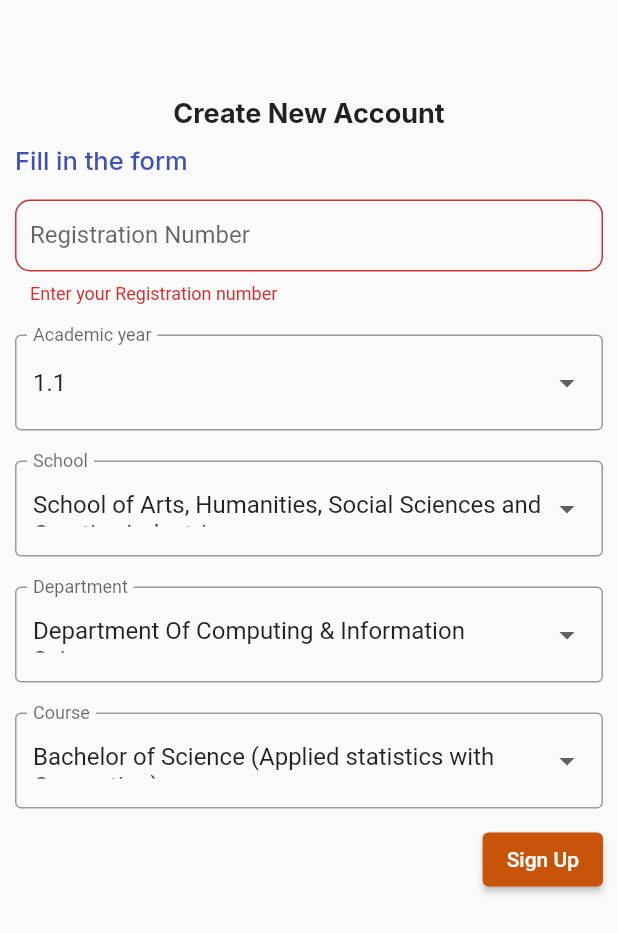
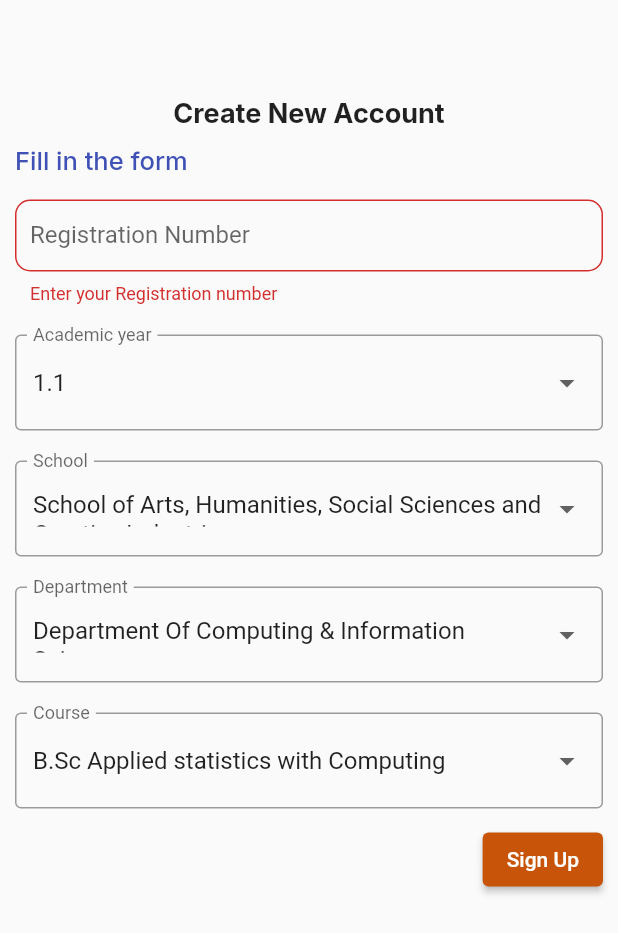
Before and after one commit to Bonfacegitonga/smart_attendee, a Flutter app: the StudentSignUP screen opened directly with empty values, after a tap on "Sign Up", on a phone screen of 412 x 824 dp. Shown: the top 933 px of the screen. Run offline on Flutter 3.47's test engine with Material 2 defaults, Android fonts, the phone set to English and light mode, and no system bars; our stand-ins replace barcode_widget, cloud_firestore, email_validator, firebase_auth, firebase_core, flutter_expandable_fab and 7 more; missing offline and left inert: better_open_file, flutter_barcode_scanner, multiselect; accounts and stored records are empty.

```diff
--- a/lib/auth/sign_up/student_signup.dart
+++ b/lib/auth/sign_up/student_signup.dart
@@ -336,8 +336,9 @@ class _StudentSignUPState extends State<StudentSignUP> {
       'phone': phoneNumber,
       'Id': id,
       'school': school,
-      'hitory': [],
+      'history': [],
       'department': department,
+      'course': course,
     });
   }
 }
--- a/lib/model/course.dart
+++ b/lib/model/course.dart
@@ -33,63 +33,115 @@ class SchoolList {
   ];
 
   static const coursesArt = [
-    'Bachelor of Arts in Criminology and Penology',
-    'Bachelor of Arts in Political Science and Public Administration',
-    'Bachelor of Arts in Community Development',
-    'Bachelor of Arts in Social Work',
-    'Bachelor of Arts in Religion',
-    'Bachelor of Arts in Communication and Public Relations',
-    'Bachelor of Arts in Communication and Journalism',
-    'Bachelor of Arts in Kiswahili and Media Studies',
-    'Bachelor of Arts in Literature, Theatre, and Film',
-    'Bachelor of Arts in History',
-    'Bachelor of Arts in Sociology',
-    'Bachelor of Arts in Philosophy',
-    'Bachelor of Arts in Language and Communication Studies'
+    'B.Sc Criminology and Penology',
+    'B.Sc Political Science and Public Administration',
+    'B.Sc Community Development',
+    'B.Sc Social Work',
+    'B.Sc Religion',
+    'B.Sc Communication and Public Relations',
+    'B.Sc Communication and Journalism',
+    'B.Sc Kiswahili and Media Studies',
+    'B.Sc Literature, Theatre, and Film',
+    'B.Sc History',
+    'B.Sc Sociology',
+    'B.Sc Philosophy',
+    'B.Sc Language and Communication Studies'
   ];
   static const coursesNaturalResources = [
-    'Bachelor of Tourism Management',
-    'Bachelor of Hotels & Hospitality Management',
-    'Bachelor of Science in Wildlife Resource Management',
-    'Bachelor of Science in Sustainable Forest Management',
-    'Bachelor of Science in Animal Health & Production',
-    'Bachelor of Arts in Geography and Geospatial Techniques',
-    'Bachelor of  Environmental Studies',
-    'Bachelor of Earth Sciences',
-    'Bachelor of Urban & Regional Planning',
-    'Bachelor of Environmental Planning, Management and Policy',
+    'B.Sc Tourism Management',
+    'B.Sc Hotels & Hospitality Management',
+    'B.Sc Wildlife Resource Management',
+    'B.Sc Sustainable Forest Management',
+    'B.Sc Animal Health & Production',
+    'B.Sc Geography and Geospatial Techniques',
+    'B.Sc Environmental Studies',
+    'B.Sc Earth Sciences',
+    'B.Sc Urban & Regional Planning',
+    'B.Sc Environmental Planning, Management and Policy',
   ];
   static const coursesBussiness = [
-    'Bachelor of Science in Agricultural Economics and Resource Management',
-    'Bachelor of Science in Economics',
-    'Bachelor of Science in Financial Economics',
-    'Bachelor of Agribusiness Management',
-    'Bachelor of Science in Econometrics and Statistics',
-    'Bachelor of Science in Entrepreneurship',
-    'Bachelor of Science in Human Resource Management',
-    'Bachelor of Commerce',
-    'Bachelor of Science in Project Planning and Management'
+    'B.Sc Agricultural Economics and Resource Management',
+    'B.Sc Economics',
+    'B.Sc Financial Economics',
+    'B.Sc Agribusiness Management',
+    'B.Sc Econometrics and Statistics',
+    'B.Sc Entrepreneurship',
+    'B.Sc Human Resource Management',
+    'B.Sc Commerce',
+    'B.Sc Project Planning and Management'
   ];
   static const coursesEducation = [
-    'Bachelor of Education (Arts)',
-    'Bachelor of Education (Science)',
-    'Bachelor of Education (Arts) with Special Needs Education',
-    'Bachelor of Education (Arts) with Guidance and Counseling',
-    'Bachelor of Education (Science) with Special Needs Education',
-    'Bachelor of Education (Science) with Guidance and Counseling',
-    'Bachelor of Education (Early Childhood Development Education'
+    'B.Sc Arts',
+    'B.Sc  Science',
+    'B.Sc Arts with Special Needs Education',
+    'B.Sc Arts with Guidance and Counseling',
+    'B.Sc Science with Special Needs Education',
+    'B.Sc Science with Guidance and Counseling',
+    'B.Sc Early Childhood Development Education'
   ];
 
   static const coursesSciences = [
-    'Bachelor of Science (Applied statistics with Computing)',
-    'Bachelor of Science in Information Science',
-    'Bachelor of Science (Chemistry)',
-    'Bachelor of Science (Physics)',
-    'Bachelor of Science (Botany)',
-    'Bachelor of Science (Mathematics)',
-    'Bachelor of Science (Zoology)',
-    'Bachelor of Science (Computer Science)',
-    'Bachelor of Science (Microbiology)',
-    'Bachelor of Science in Nursing'
+    'B.Sc Applied statistics with Computing',
+    'B.Sc Information Science',
+    'B.Sc Chemistry',
+    'B.Sc Physics',
+    'B.Sc Botany',
+    'B.Sc Mathematics',
+    'B.Sc Zoology',
+    'B.Sc Computer Science',
+    'B.Sc Microbiology',
+    'B.Sc Nursing'
+  ];
+
+  static const allCourses = [
+    'B.Sc Applied statistics with Computing',
+    'B.Sc Information Science',
+    'B.Sc Chemistry',
+    'B.Sc Physics',
+    'B.Sc Botany',
+    'B.Sc Mathematics',
+    'B.Sc Zoology',
+    'B.Sc Computer Science',
+    'B.Sc Microbiology',
+    'B.Sc Nursing',
+    'B.Sc Arts',
+    'B.Sc  Science',
+    'B.Sc Arts with Special Needs Education',
+    'B.Sc Arts with Guidance and Counseling',
+    'B.Sc Science with Special Needs Education',
+    'B.Sc Science with Guidance and Counseling',
+    'B.Sc Early Childhood Development Education',
+    'B.Sc Agricultural Economics and Resource Management',
+    'B.Sc Economics',
+    'B.Sc Financial Economics',
+    'B.Sc Agribusiness Management',
+    'B.Sc Econometrics and Statistics',
+    'B.Sc Entrepreneurship',
+    'B.Sc Human Resource Management',
+    'B.Sc Commerce',
+    'B.Sc Project Planning and Management',
+    'B.Sc Tourism Management',
+    'B.Sc Hotels & Hospitality Management',
+    'B.Sc Wildlife Resource Management',
+    'B.Sc Sustainable Forest Management',
+    'B.Sc Animal Health & Production',
+    'B.Sc Geography and Geospatial Techniques',
+    'B.Sc Environmental Studies',
+    'B.Sc Earth Sciences',
+    'B.Sc Urban & Regional Planning',
+    'B.Sc Environmental Planning, Management and Policy',
+    'B.Sc Criminology and Penology',
+    'B.Sc Political Science and Public Administration',
+    'B.Sc Community Development',
+    'B.Sc Social Work',
+    'B.Sc Religion',
+    'B.Sc Communication and Public Relations',
+    'B.Sc Communication and Journalism',
+    'B.Sc Kiswahili and Media Studies',
+    'B.Sc Literature, Theatre, and Film',
+    'B.Sc History',
+    'B.Sc Sociology',
+    'B.Sc Philosophy',
+    'B.Sc Language and Communication Studies'
   ];
 }
--- a/pubspec.yaml
+++ b/pubspec.yaml
@@ -56,6 +56,10 @@ dependencies:
   share_files_and_screenshot_widgets: ^1.0.6
   flutter_barcode_scanner: ^2.0.0
   multi_select_flutter: ^4.1.3
+  multiselect:
+    git:
+      url: https://github.com/CA2puntosV/multiselect.git
+      ref: text_items_customization
 
 
 
```
Also changed, not shown: lib/screen/admin/admin_home.dart (+19 -7 lines), lib/screen/student/scan_qr.dart (+93 -26 lines), pubspec.lock.
